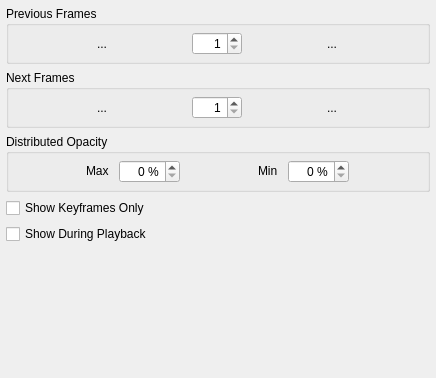
This is app/ui/onionskin.ui in pencil2d/pencil as Qt 5 draws it before an edit. The edited form follows.
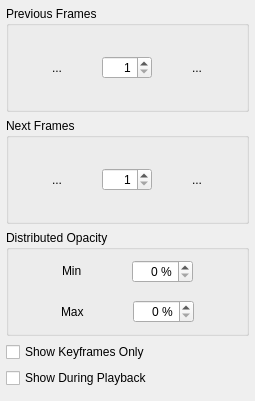
This is the edited form. Icons and pictures are not drawn.

Commit message: Use FlowLayout for laying out the distributed opacity onion skin section

What changed in the file:
```diff
--- a/app/ui/onionskin.ui
+++ b/app/ui/onionskin.ui
@@ -6,14 +6,14 @@
    <rect>
     <x>0</x>
     <y>0</y>
-    <width>436</width>
-    <height>378</height>
+    <width>255</width>
+    <height>401</height>
    </rect>
   </property>
   <property name="minimumSize">
    <size>
-    <width>239</width>
-    <height>150</height>
+    <width>187</width>
+    <height>121</height>
    </size>
   </property>
   <property name="floating">
@@ -23,6 +23,12 @@
    <string comment="Window title of display options like .">Onion Skins</string>
   </property>
   <widget class="QWidget" name="dockWidgetContents">
+   <property name="sizePolicy">
+    <sizepolicy hsizetype="Preferred" vsizetype="Preferred">
+     <horstretch>0</horstretch>
+     <verstretch>0</verstretch>
+    </sizepolicy>
+   </property>
    <layout class="QVBoxLayout" name="verticalLayout">
     <property name="leftMargin">
      <number>0</number>
@@ -56,6 +62,9 @@
       <property name="frameShadow">
        <enum>QFrame::Plain</enum>
       </property>
+      <property name="horizontalScrollBarPolicy">
+       <enum>Qt::ScrollBarAsNeeded</enum>
+      </property>
       <property name="widgetResizable">
        <bool>true</bool>
       </property>
@@ -67,8 +76,8 @@
         <rect>
          <x>0</x>
          <y>0</y>
-         <width>436</width>
-         <height>357</height>
+         <width>255</width>
+         <height>380</height>
         </rect>
        </property>
        <property name="sizePolicy">
@@ -312,7 +321,7 @@
           <property name="title">
            <string>Distributed Opacity</string>
           </property>
-          <layout class="QHBoxLayout" name="horizontalLayout">
+          <layout class="QVBoxLayout" name="verticalLayout_2">
            <property name="spacing">
             <number>10</number>
            </property>
@@ -323,52 +332,20 @@
             <number>6</number>
            </property>
            <item>
-            <layout class="QHBoxLayout" name="maxOpacityGroup">
-             <item>
-              <widget class="QLabel" name="maxOpacityLabel">
-               <property name="sizePolicy">
-                <sizepolicy hsizetype="Fixed" vsizetype="Fixed">
-                 <horstretch>0</horstretch>
-                 <verstretch>0</verstretch>
-                </sizepolicy>
-               </property>
-               <property name="text">
-                <string>Max</string>
-               </property>
-              </widget>
-             </item>
-             <item>
-              <widget class="QSpinBox" name="onionMaxOpacityBox">
-               <property name="sizePolicy">
-                <sizepolicy hsizetype="Fixed" vsizetype="Fixed">
-                 <horstretch>0</horstretch>
-                 <verstretch>0</verstretch>
-                </sizepolicy>
-               </property>
-               <property name="minimumSize">
-                <size>
-                 <width>60</width>
-                 <height>0</height>
-                </size>
-               </property>
-               <property name="alignment">
-                <set>Qt::AlignRight|Qt::AlignTrailing|Qt::AlignVCenter</set>
-               </property>
-               <property name="suffix">
-                <string> %</string>
-               </property>
-               <property name="prefix">
-                <string/>
-               </property>
-               <property name="maximum">
-                <number>100</number>
-               </property>
-              </widget>
-             </item>
-            </layout>
-           </item>
-           <item>
-            <layout class="QHBoxLayout" name="minOpacityGroup">
+            <widget class="QWidget" name="minOpacityGroup" native="true">
+             <layout class="QHBoxLayout" name="horizontalLayout_2">
+              <property name="leftMargin">
+               <number>0</number>
+              </property>
+              <property name="topMargin">
+               <number>0</number>
+              </property>
+              <property name="rightMargin">
+               <number>0</number>
+              </property>
+              <property name="bottomMargin">
+               <number>0</number>
+              </property>
              <item>
               <widget class="QLabel" name="minOpacityLabel">
                <property name="sizePolicy">
@@ -411,6 +388,66 @@
               </widget>
              </item>
             </layout>
+            </widget>
+           </item>
+           <item>
+            <widget class="QWidget" name="maxOpacityGroup" native="true">
+             <layout class="QHBoxLayout" name="horizontalLayout_3">
+              <property name="leftMargin">
+               <number>0</number>
+              </property>
+              <property name="topMargin">
+               <number>0</number>
+              </property>
+              <property name="rightMargin">
+               <number>0</number>
+              </property>
+              <property name="bottomMargin">
+               <number>0</number>
+              </property>
+              <item>
+               <widget class="QLabel" name="maxOpacityLabel">
+                <property name="sizePolicy">
+                 <sizepolicy hsizetype="Fixed" vsizetype="Fixed">
+                  <horstretch>0</horstretch>
+                  <verstretch>0</verstretch>
+                 </sizepolicy>
+                </property>
+                <property name="text">
+                 <string>Max</string>
+                </property>
+               </widget>
+              </item>
+              <item>
+               <widget class="QSpinBox" name="onionMaxOpacityBox">
+                <property name="sizePolicy">
+                 <sizepolicy hsizetype="Fixed" vsizetype="Fixed">
+                  <horstretch>0</horstretch>
+                  <verstretch>0</verstretch>
+                 </sizepolicy>
+                </property>
+                <property name="minimumSize">
+                 <size>
+                  <width>60</width>
+                  <height>0</height>
+                 </size>
+                </property>
+                <property name="alignment">
+                 <set>Qt::AlignRight|Qt::AlignTrailing|Qt::AlignVCenter</set>
+                </property>
+                <property name="suffix">
+                 <string> %</string>
+                </property>
+                <property name="prefix">
+                 <string/>
+                </property>
+                <property name="maximum">
+                 <number>100</number>
+                </property>
+               </widget>
+              </item>
+             </layout>
+            </widget>
            </item>
           </layout>
          </widget>
@@ -434,12 +471,6 @@
           <property name="orientation">
            <enum>Qt::Vertical</enum>
           </property>
-          <property name="sizeHint" stdset="0">
-           <size>
-            <width>20</width>
-            <height>40</height>
-           </size>
-          </property>
          </spacer>
         </item>
        </layout>
```
Lines whose indentation alone changed are shown as unchanged. The commit also changes 1 other file.
